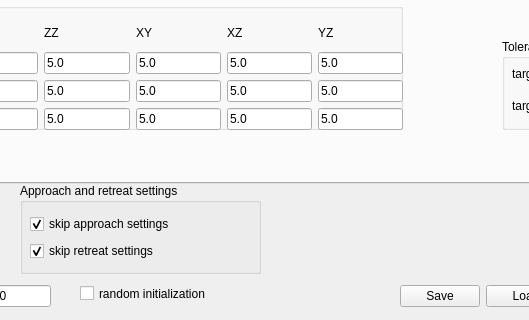
Above: ui/toldialoghuml.ui from zohannn/motion_manager before the change; both pictures show x 220 to 749 and y 417 to 737 of the 970 by 737 pixel window. Below: the same form after it.
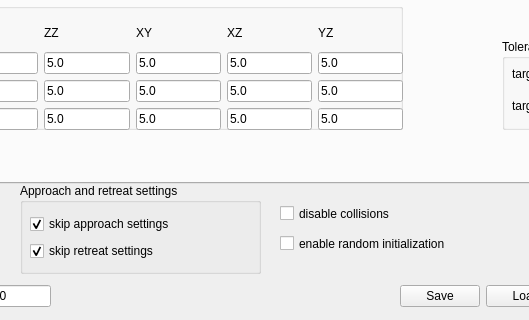
That is the form after the change.

```diff
--- a/ui/toldialoghuml.ui
+++ b/ui/toldialoghuml.ui
@@ -4336,14 +4336,30 @@
   <widget class="QCheckBox" name="checkBox_rand_init">
    <property name="geometry">
     <rect>
-     <x>300</x>
-     <y>700</y>
+     <x>500</x>
+     <y>650</y>
      <width>169</width>
      <height>21</height>
     </rect>
    </property>
    <property name="text">
-    <string>random initialization</string>
+    <string>enable random initialization</string>
+   </property>
+   <property name="checked">
+    <bool>false</bool>
+   </property>
+  </widget>
+  <widget class="QCheckBox" name="checkBox_coll">
+   <property name="geometry">
+    <rect>
+     <x>500</x>
+     <y>620</y>
+     <width>169</width>
+     <height>21</height>
+    </rect>
+   </property>
+   <property name="text">
+    <string>disable collisions</string>
    </property>
    <property name="checked">
     <bool>false</bool>
```
Left out of the diff: 1 changed line with no effect on the pictures.
